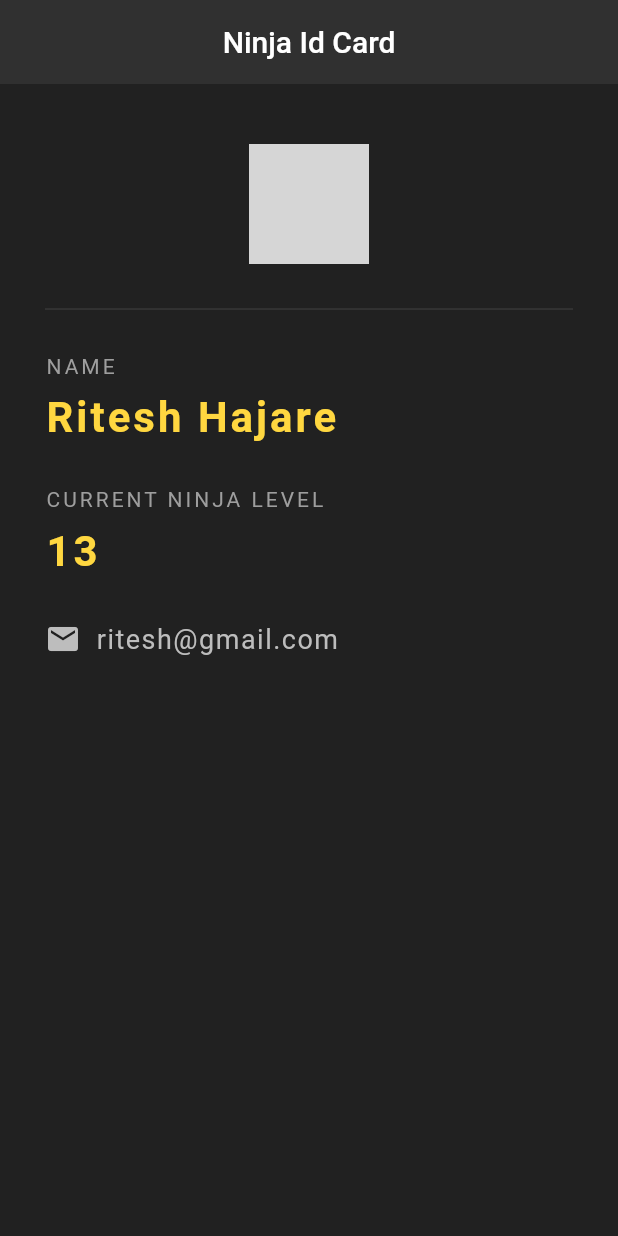
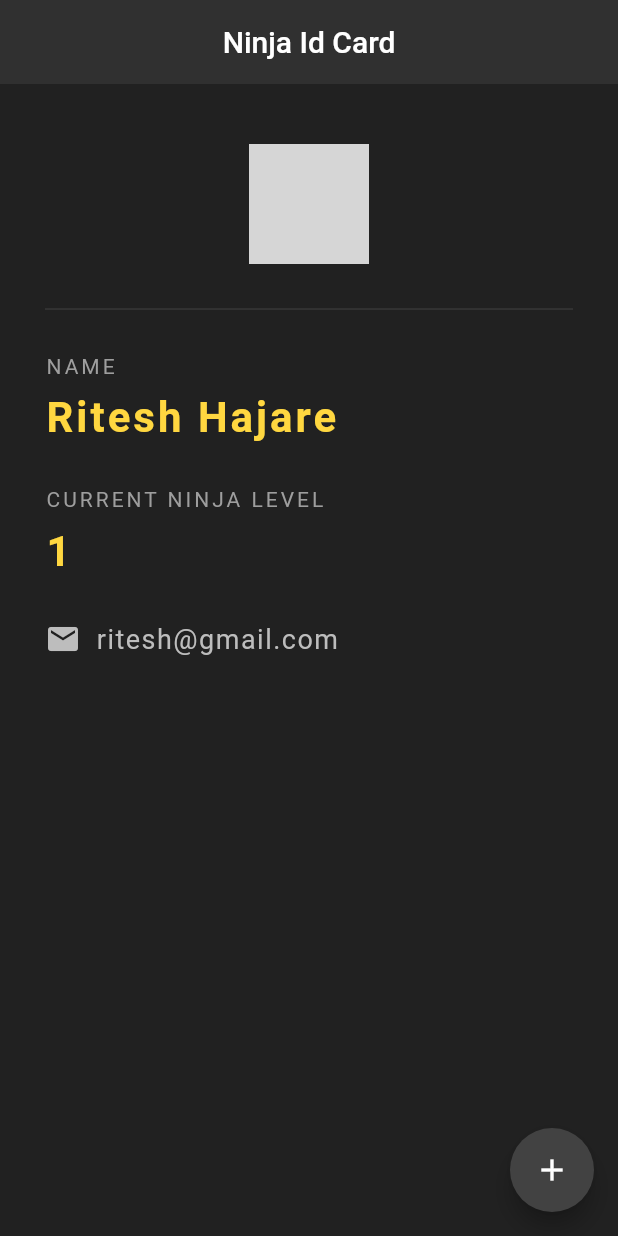
Before and after one commit to RiteshHajare/flutter_app_try, a Flutter app: the screen it shows after launch, on a phone screen of 412 x 824 dp. Run offline on Flutter 3.47's test engine with Material 2 defaults, Android fonts, the phone set to English and light mode, and no system bars; grey boxes are pictures that could not be loaded.

Commit message:
new commit

```diff
--- a/lib/main.dart
+++ b/lib/main.dart
@@ -6,9 +6,15 @@ void main() {
   ));
 }
 
-class NinjaCard extends StatelessWidget {
+class NinjaCard extends StatefulWidget {
   const NinjaCard({super.key});
 
+  @override
+  State<NinjaCard> createState() => _NinjaCardState();
+}
+
+class _NinjaCardState extends State<NinjaCard> {
+  int level = 1;
   @override
   Widget build(BuildContext context) {
     return Scaffold(
@@ -18,6 +24,15 @@ class NinjaCard extends StatelessWidget {
         centerTitle: true,
         backgroundColor: Colors.grey[850],
         elevation: 0,
+      ),
+      floatingActionButton: FloatingActionButton(
+        onPressed: () {
+          setState(() {
+            level += 1;
+          });
+        },
+        backgroundColor: Colors.grey[800],
+        child: const Icon(Icons.add),
       ),
       body: Padding(
         padding: const EdgeInsets.fromLTRB(30, 40, 30, 0),
@@ -57,9 +72,9 @@ class NinjaCard extends StatelessWidget {
           const SizedBox(
             height: 10,
           ),
-          const Text(
-            "13",
-            style: TextStyle(
+          Text(
+            '$level',
+            style: const TextStyle(
                 color: Colors.amberAccent,
                 letterSpacing: 2,
                 fontSize: 28,
```
